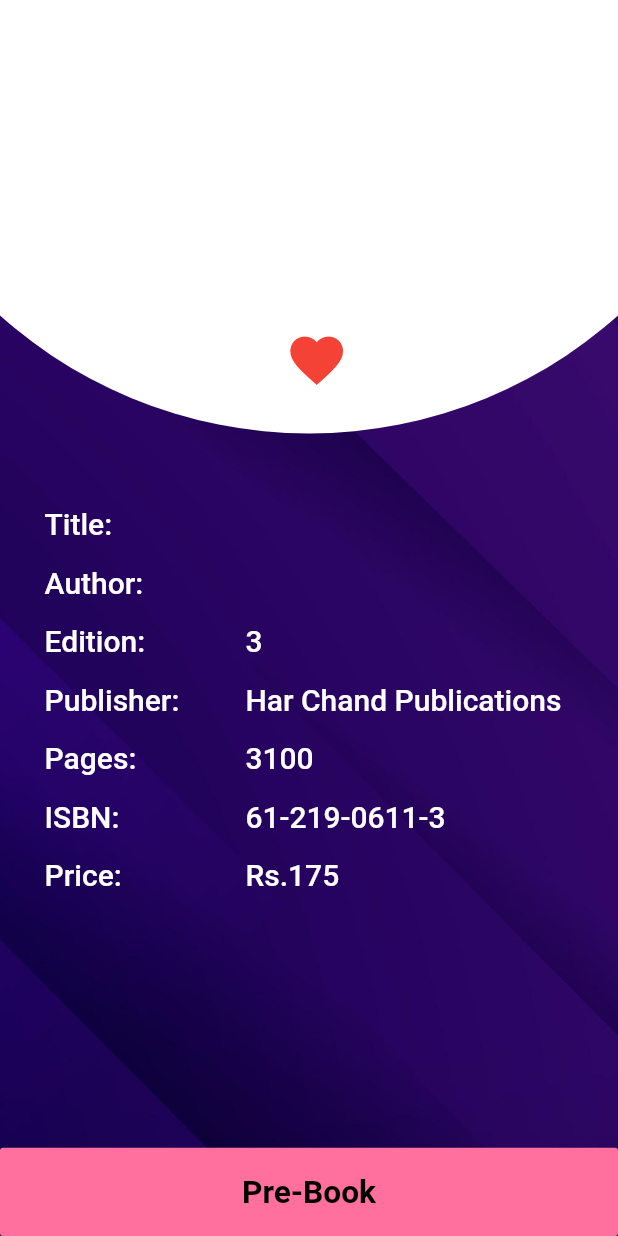
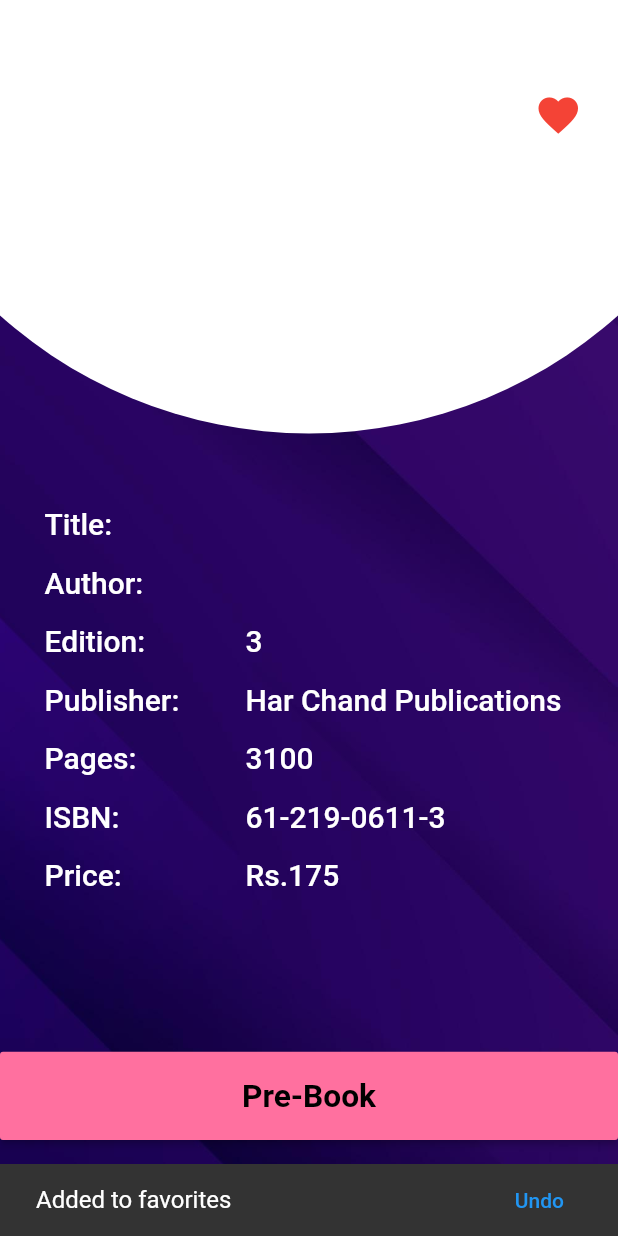
Before and after one commit to Siva-PythonPirates/Lib_Manage_App, a Flutter app: the BookDetails screen opened directly with empty values, after a tap on the "favorite outline" icon, on a phone screen of 412 x 824 dp. Run offline on Flutter 3.47's test engine with Material 2 defaults, Android fonts, the phone set to English and light mode, and no system bars; our stand-ins replace built_value, cached_network_image, carousel_slider, curved_navigation_bar, flutter_spinkit, shared_preferences; missing offline and left inert: flutter_state_notifier; accounts and stored records are empty.

Commit message:
Icon position and message displayed on click is updated

```diff
--- a/lib/main.dart
+++ b/lib/main.dart
@@ -97,7 +97,7 @@ class _SplashScreenState extends State<SplashScreen> with SingleTickerProviderSt
             child: FadeTransition(
               opacity: _translateAnimation,
               child: const Text(
-                '\n\n\n\n\n\n\nREC_LIBRARY',
+                '\n\n\n\n\n\nREC-LIBRARY',
                 style: TextStyle(
                   fontSize: 32.0,
                   fontWeight: FontWeight.bold,
--- a/lib/views/book_details.dart
+++ b/lib/views/book_details.dart
@@ -292,27 +292,54 @@ class _BookDetailsState extends State<BookDetails> {
                   ),
                 ),
                 Positioned(
-                  top: imp.getSize(context, 200),
-                  child: IconButton(
+                  top: imp.getSize(context, 50),
+                  right: imp.getSize(context, 15),
+                  child: Builder(
+                    builder: (context) => IconButton(
                       icon: context.read<MyModel>().favorites.contains(widget.book['title'])
                           ? Icon(
                         Icons.favorite,
                         color: Colors.red,
-                            size: imp.getSize(context, 40),
+                        size: imp.getSize(context, 30),
                       )
                           : Icon(
                         Icons.favorite_border,
-                            size: imp.getSize(context, 40),
+                        size: imp.getSize(context, 30),
                       ),
                       onPressed: () {
-                      if (context.read<MyModel>().favorites.contains(widget.book['title'])) {
+                        final isFavorite = context.read<MyModel>().favorites.contains(widget.book['title']);
+                        if (isFavorite) {
                           context.read<MyModel>().removeFromFavorites(widget.book['title']);
                         } else {
                           context.read<MyModel>().addToFavorites(widget.book['title']);
                         }
+
+                        ScaffoldMessenger.of(context).showSnackBar(
+                          SnackBar(
+                            content: Text(
+                              isFavorite ? 'Removed from favorites' : 'Added to favorites',
+                              style: TextStyle(fontSize: 16),
+                            ),
+                            duration: Duration(seconds: 2),
+                            action: SnackBarAction(
+                              label: 'Undo',
+                              onPressed: () {
+                                if (isFavorite) {
+                                  context.read<MyModel>().addToFavorites(widget.book['title']);
+                                } else {
+                                  context.read<MyModel>().removeFromFavorites(widget.book['title']);
+                                }
                                 setState(() {});
                               },
                             ),
+                          ),
+                        );
+
+                        setState(() {});
+                      },
+                    ),
+                  ),
+
                 ),
               ],
             ),
```
Also changed, not shown: lib/views/books_page.dart (+15 -5 lines). Lines whose indentation alone changed are shown as unchanged.
